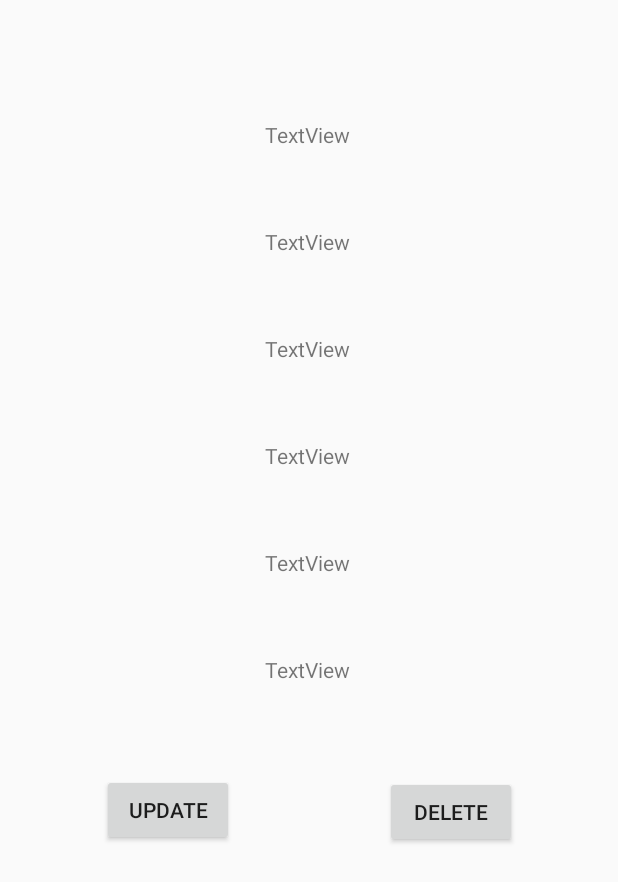
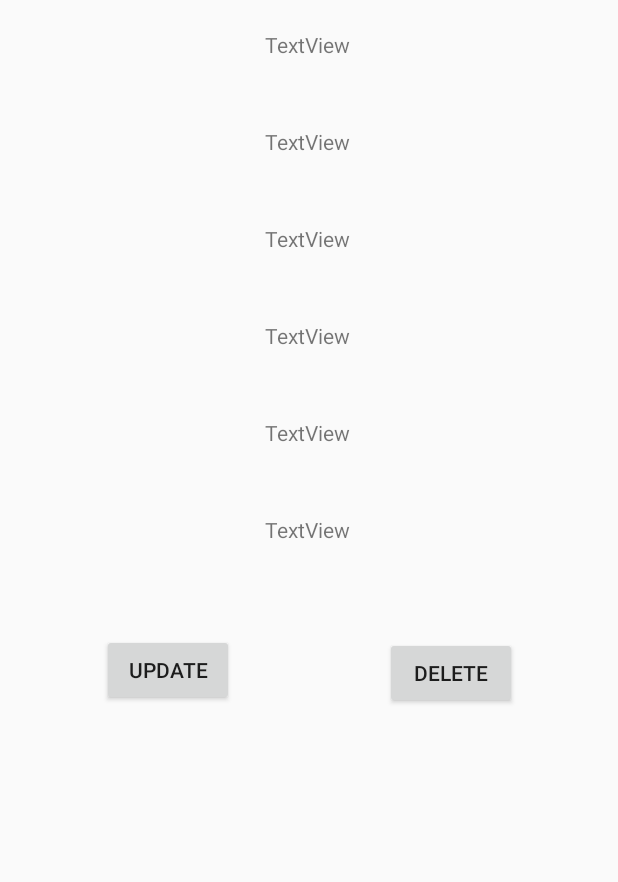
Before and after one commit to SydwellBridges/HarvestApplication, an Android app: the layout survey.xml on its own in the app's theme, with its tools: preview values and no code run, on a phone screen of 412 x 824 dp. Shown: the top 882 px of the screen. Run offline under Robolectric (Android 15) with nearby library versions, the phone set to English and light mode, and no system bars.

Commit message:
CRUD functionality works perfectly (Need to design and integrate forms).

```diff
--- a/app/src/main/java/com/example/harvest/dashboard/MainMenuScreen.kt
+++ b/app/src/main/java/com/example/harvest/dashboard/MainMenuScreen.kt
@@ -65,6 +65,7 @@ class MainMenuScreen : AppCompatActivity() {
             FirebaseAuth.getInstance().signOut()
             val intent = Intent(this@MainMenuScreen, Login::class.java)
             startActivity(intent)
+            finish()
         }
     }
 }
--- a/app/src/main/java/com/example/harvest/navigate/Survey.kt
+++ b/app/src/main/java/com/example/harvest/navigate/Survey.kt
@@ -1,7 +1,8 @@
 package com.example.harvest.navigate
 
-data class Survey (var id: String, var location: String, var size: Int, var land: String,
-                   var slope: String, var distance: String, var shade: String){
+data class Survey(val id: String ?= "", val location: String ?= "", val size: Int ?= 0, val land: String ?= "",
+             val slope: String ?= "", val distance: Int ?= 0, val shade: String ?= ""){
 
+    constructor():this( "","", 0, "", "", 0, ""){}
 
 }
--- a/app/src/main/java/com/example/harvest/navigate/SurveyResultsActivity.kt
+++ b/app/src/main/java/com/example/harvest/navigate/SurveyResultsActivity.kt
@@ -26,7 +26,8 @@ class SurveyResultsActivity : AppCompatActivity() {
             }
 
             override fun onDataChange(p0: DataSnapshot) {
-                if(p0.exists())
+
+                if(p0!!.exists())
                 {
                     surveyList.clear()
 
@@ -43,6 +44,5 @@ class SurveyResultsActivity : AppCompatActivity() {
 
         })
 
-
     }
 }
--- a/app/src/main/res/layout/activity_survey_acivity.xml
+++ b/app/src/main/res/layout/activity_survey_acivity.xml
@@ -130,7 +130,7 @@
         android:ems="10"
         android:focusable="true"
         android:focusableInTouchMode="true"
-        android:inputType="textPersonName"
+        android:inputType="number"
         android:textColorHint="#15A51B"
         android:hint="Dinstance from access road"
         app:layout_constraintEnd_toEndOf="parent"
--- a/app/src/main/res/layout/activity_survey_results.xml
+++ b/app/src/main/res/layout/activity_survey_results.xml
@@ -4,7 +4,7 @@
     xmlns:tools="http://schemas.android.com/tools"
     android:layout_width="match_parent"
     android:layout_height="match_parent"
-    android:paddingTop="16dp"
+    android:paddingTop="10dp"
     tools:context=".navigate.SurveyResultsActivity">
 
     <TextView
@@ -12,7 +12,7 @@
         android:layout_width="wrap_content"
         android:layout_height="wrap_content"
         android:layout_marginTop="4dp"
-        android:text="Area Survey Results"
+        android:text="Survey Details"
         android:textStyle="bold"
         android:textSize="28sp"
         android:textColor="@color/navy"
--- a/app/src/main/res/layout/survey.xml
+++ b/app/src/main/res/layout/survey.xml
@@ -10,7 +10,7 @@
         android:id="@+id/textViewArea"
         android:layout_width="wrap_content"
         android:layout_height="wrap_content"
-        android:layout_marginTop="80dp"
+        android:layout_marginTop="20dp"
         android:text="TextView"
         app:layout_constraintEnd_toEndOf="parent"
         app:layout_constraintHorizontal_bias="0.498"
@@ -21,7 +21,7 @@
         android:id="@+id/textViewAreaSize"
         android:layout_width="wrap_content"
         android:layout_height="wrap_content"
-        android:layout_marginTop="52dp"
+        android:layout_marginTop="45dp"
         android:text="TextView"
         app:layout_constraintEnd_toEndOf="parent"
         app:layout_constraintHorizontal_bias="0.498"
@@ -32,7 +32,7 @@
         android:id="@+id/textViewLandType"
         android:layout_width="wrap_content"
         android:layout_height="wrap_content"
-        android:layout_marginTop="52dp"
+        android:layout_marginTop="45dp"
         android:text="TextView"
         app:layout_constraintEnd_toEndOf="parent"
         app:layout_constraintHorizontal_bias="0.498"
@@ -43,7 +43,7 @@
         android:id="@+id/textViewSlopeType"
         android:layout_width="wrap_content"
         android:layout_height="wrap_content"
-        android:layout_marginTop="52dp"
+        android:layout_marginTop="45dp"
         android:text="TextView"
         app:layout_constraintEnd_toEndOf="parent"
         app:layout_constraintHorizontal_bias="0.498"
@@ -54,7 +54,7 @@
         android:id="@+id/textViewDistance"
         android:layout_width="wrap_content"
         android:layout_height="wrap_content"
-        android:layout_marginTop="52dp"
+        android:layout_marginTop="45dp"
         android:text="TextView"
         app:layout_constraintEnd_toEndOf="parent"
         app:layout_constraintHorizontal_bias="0.498"
@@ -65,7 +65,7 @@
         android:id="@+id/textViewShade"
         android:layout_width="wrap_content"
         android:layout_height="wrap_content"
-        android:layout_marginTop="52dp"
+        android:layout_marginTop="45dp"
         android:text="TextView"
         app:layout_constraintEnd_toEndOf="parent"
         app:layout_constraintHorizontal_bias="0.498"
```
Also changed, not shown: app/src/main/java/com/example/harvest/navigate/SurveyActivity.kt (+3 -4 lines), app/src/main/java/com/example/harvest/navigate/SurveyAdapter.kt (+8 -10 lines), app/src/main/res/layout/survey_update.xml (+13 -13 lines).
